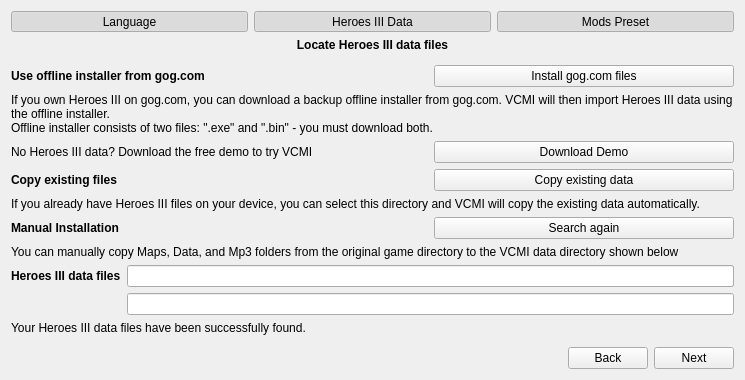
GeorgeK1ng/vcmi, file launcher/firstLaunch/firstlaunch_moc.ui: the form before one commit.
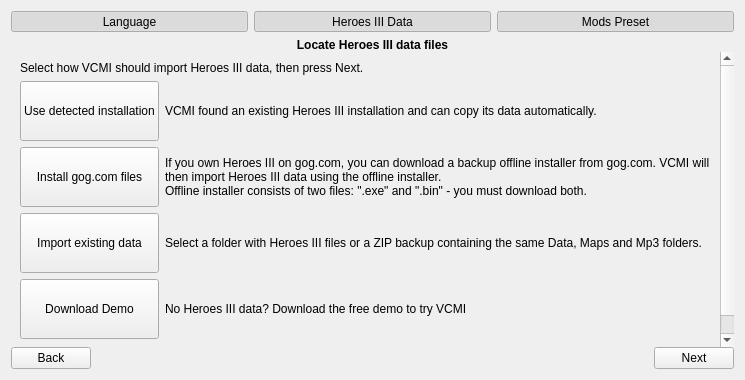
The form after the commit. Icons and pictures are not drawn.

Commit message: Skip ZIP directory entries during first-launch import

```diff
--- a/launcher/firstLaunch/firstlaunch_moc.ui
+++ b/launcher/firstLaunch/firstlaunch_moc.ui
@@ -271,258 +271,165 @@
         </spacer>
        </item>
        <item>
-        <layout class="QGridLayout" name="gridLayout" columnstretch="1,0,0">
+        <widget class="QScrollArea" name="scrollAreaDataOptions">
+         <property name="frameShape">
+          <enum>QFrame::NoFrame</enum>
+         </property>
+         <property name="widgetResizable">
+          <bool>true</bool>
+         </property>
+         <widget class="QWidget" name="scrollAreaDataOptionsContents">
+          <layout class="QGridLayout" name="gridLayout" columnstretch="0,1">
          <property name="spacing">
           <number>6</number>
          </property>
-         <item row="5" column="2">
-          <widget class="QPushButton" name="pushButtonDataCopy">
-           <property name="sizePolicy">
-            <sizepolicy hsizetype="Minimum" vsizetype="Fixed">
-             <horstretch>25</horstretch>
-             <verstretch>0</verstretch>
-            </sizepolicy>
-           </property>
-           <property name="text">
-            <string>Copy existing data</string>
-           </property>
-          </widget>
-         </item>
-         <item row="2" column="0" colspan="2">
-          <widget class="QLabel" name="labelDataGogTitle">
-           <property name="sizePolicy">
-            <sizepolicy hsizetype="Preferred" vsizetype="Preferred">
-             <horstretch>50</horstretch>
-             <verstretch>0</verstretch>
-            </sizepolicy>
-           </property>
-           <property name="font">
-            <font>
-             <bold>true</bold>
-            </font>
-           </property>
-           <property name="text">
-            <string>Use offline installer from gog.com</string>
-           </property>
-          </widget>
-         </item>
-         <item row="8" column="0" colspan="3">
-          <widget class="QLabel" name="labelDataManualDescr">
-           <property name="sizePolicy">
-            <sizepolicy hsizetype="Preferred" vsizetype="Preferred">
-             <horstretch>100</horstretch>
-             <verstretch>0</verstretch>
-            </sizepolicy>
-           </property>
-           <property name="text">
-            <string>You can manually copy Maps, Data, and Mp3 folders from the original game directory to the VCMI data directory shown below</string>
-           </property>
            <property name="alignment">
-            <set>Qt::AlignLeading|Qt::AlignLeft|Qt::AlignTop</set>
+            <set>Qt::AlignTop</set>
            </property>
+           <item row="0" column="0" colspan="2">
+            <widget class="QLabel" name="labelDataOptionsDescr">
+             <property name="text">
+              <string>Select how VCMI should import Heroes III data, then press Next.</string>
+             </property>
            <property name="wordWrap">
             <bool>true</bool>
            </property>
           </widget>
          </item>
-         <item row="2" column="2">
+           <item row="1" column="0">
+            <widget class="QPushButton" name="pushButtonDataDetected">
+             <property name="sizePolicy">
+              <sizepolicy hsizetype="Preferred" vsizetype="Preferred">
+               <horstretch>0</horstretch>
+               <verstretch>0</verstretch>
+              </sizepolicy>
+             </property>
+             <property name="maximumSize">
+              <size><width>16777215</width><height>60</height></size>
+             </property>
+             <property name="minimumSize">
+              <size><width>0</width><height>60</height></size>
+             </property>
+             <property name="text">
+              <string>Use detected installation</string>
+             </property>
+             <property name="checkable">
+              <bool>true</bool>
+             </property>
+            </widget>
+           </item>
+           <item row="1" column="1">
+            <widget class="QLabel" name="labelDataDetectedDescr">
+             <property name="text">
+              <string>VCMI found an existing Heroes III installation and can copy its data automatically.</string>
+             </property>
+             <property name="wordWrap">
+              <bool>true</bool>
+             </property>
+            </widget>
+           </item>
+           <item row="2" column="0">
           <widget class="QPushButton" name="pushButtonGogInstall">
            <property name="sizePolicy">
-            <sizepolicy hsizetype="Minimum" vsizetype="Fixed">
-             <horstretch>25</horstretch>
+              <sizepolicy hsizetype="Preferred" vsizetype="Preferred">
+               <horstretch>0</horstretch>
              <verstretch>0</verstretch>
             </sizepolicy>
            </property>
+             <property name="maximumSize">
+              <size><width>16777215</width><height>60</height></size>
+             </property>
+             <property name="minimumSize">
+              <size><width>0</width><height>60</height></size>
+             </property>
            <property name="text">
             <string>Install gog.com files</string>
            </property>
-          </widget>
-         </item>
-         <item row="7" column="0" colspan="2">
-          <widget class="QLabel" name="labelDataManualTitle">
+             <property name="checkable">
+              <bool>true</bool>
+             </property>
+            </widget>
+           </item>
+           <item row="2" column="1">
+            <widget class="QLabel" name="labelDataGogDescr">
+             <property name="text">
+              <string>If you own Heroes III on gog.com, you can download a backup offline installer from gog.com. VCMI will then import Heroes III data using the offline installer.
+Offline installer consists of two files: &quot;.exe&quot; and &quot;.bin&quot; - you must download both.</string>
+             </property>
+             <property name="textFormat">
+              <enum>Qt::PlainText</enum>
+             </property>
+             <property name="wordWrap">
+              <bool>true</bool>
+             </property>
+            </widget>
+           </item>
+           <item row="3" column="0">
+            <widget class="QPushButton" name="pushButtonDataCopy">
            <property name="sizePolicy">
             <sizepolicy hsizetype="Preferred" vsizetype="Preferred">
-             <horstretch>50</horstretch>
-             <verstretch>0</verstretch>
-            </sizepolicy>
-           </property>
-           <property name="font">
-            <font>
-             <bold>true</bold>
-            </font>
-           </property>
-           <property name="text">
-            <string>Manual Installation</string>
-           </property>
-          </widget>
-         </item>
-         <item row="7" column="2">
-          <widget class="QPushButton" name="pushButtonDataSearch">
-           <property name="sizePolicy">
-            <sizepolicy hsizetype="Minimum" vsizetype="Fixed">
-             <horstretch>25</horstretch>
-             <verstretch>0</verstretch>
-            </sizepolicy>
-           </property>
-           <property name="text">
-            <string>Search again</string>
-           </property>
-          </widget>
-         </item>
-         <item row="9" column="2">
-          <widget class="QProgressBar" name="progressBarGog">
-           <property name="sizePolicy">
-            <sizepolicy hsizetype="Expanding" vsizetype="Minimum">
              <horstretch>0</horstretch>
              <verstretch>0</verstretch>
             </sizepolicy>
            </property>
-           <property name="visible">
-            <bool>false</bool>
-           </property>
-           <property name="maximum">
-            <number>100</number>
-           </property>
-           <property name="value">
-            <number>0</number>
-           </property>
-           <property name="textVisible">
+             <property name="maximumSize">
+              <size><width>16777215</width><height>60</height></size>
+             </property>
+             <property name="minimumSize">
+              <size><width>0</width><height>60</height></size>
+             </property>
+             <property name="text">
+              <string>Import existing data</string>
+             </property>
+             <property name="checkable">
             <bool>true</bool>
            </property>
-           <property name="invertedAppearance">
-            <bool>false</bool>
-           </property>
-           <property name="format">
-            <string>Installing... %p%</string>
-           </property>
-          </widget>
-         </item>
-         <item row="9" column="1" colspan="2">
-          <widget class="QLineEdit" name="lineEditDataUser">
-           <property name="enabled">
-            <bool>true</bool>
-           </property>
-           <property name="sizePolicy">
-            <sizepolicy hsizetype="Expanding" vsizetype="Fixed">
-             <horstretch>50</horstretch>
-             <verstretch>0</verstretch>
-            </sizepolicy>
-           </property>
-           <property name="readOnly">
-            <bool>true</bool>
-           </property>
-          </widget>
-         </item>
-         <item row="6" column="0" colspan="3">
+            </widget>
+           </item>
+           <item row="3" column="1">
           <widget class="QLabel" name="labelDataCopyDescr">
-           <property name="sizePolicy">
-            <sizepolicy hsizetype="Preferred" vsizetype="Preferred">
-             <horstretch>100</horstretch>
-             <verstretch>0</verstretch>
-            </sizepolicy>
-           </property>
            <property name="text">
-            <string>If you already have Heroes III files on your device, you can select this directory and VCMI will copy the existing data automatically.</string>
-           </property>
-           <property name="alignment">
-            <set>Qt::AlignLeading|Qt::AlignLeft|Qt::AlignTop</set>
-           </property>
+              <string>Select a folder with Heroes III files or a ZIP backup containing the same Data, Maps and Mp3 folders.</string>
+             </property>
            <property name="wordWrap">
             <bool>true</bool>
            </property>
           </widget>
          </item>
-         <item row="9" column="0">
-          <widget class="QLabel" name="labelDataFiles">
-           <property name="sizePolicy">
-            <sizepolicy hsizetype="Preferred" vsizetype="Preferred">
-             <horstretch>50</horstretch>
-             <verstretch>0</verstretch>
-            </sizepolicy>
-           </property>
-           <property name="font">
-            <font>
-             <weight>75</weight>
-             <bold>true</bold>
-            </font>
-           </property>
-           <property name="text">
-            <string>Heroes III data files</string>
-           </property>
-          </widget>
-         </item>
-         <item row="5" column="0">
-          <widget class="QLabel" name="labelDataCopyTitle">
-           <property name="sizePolicy">
-            <sizepolicy hsizetype="Preferred" vsizetype="Preferred">
-             <horstretch>50</horstretch>
-             <verstretch>0</verstretch>
-            </sizepolicy>
-           </property>
-           <property name="font">
-            <font>
-             <weight>75</weight>
-             <bold>true</bold>
-            </font>
-           </property>
-           <property name="text">
-            <string>Copy existing files</string>
-           </property>
-          </widget>
-         </item>
-         <item row="4" column="0" colspan="2">
-          <widget class="QLabel" name="labelDataDemoDescr">
-           <property name="sizePolicy">
-            <sizepolicy hsizetype="Preferred" vsizetype="Preferred">
-             <horstretch>100</horstretch>
-             <verstretch>0</verstretch>
-            </sizepolicy>
-           </property>
-           <property name="text">
-            <string>No Heroes III data? Download the free demo to try VCMI</string>
-           </property>
-           <property name="wordWrap">
-            <bool>true</bool>
-           </property>
-          </widget>
-         </item>
-         <item row="4" column="2">
+           <item row="4" column="0">
           <widget class="QPushButton" name="pushButtonDemo">
            <property name="sizePolicy">
-            <sizepolicy hsizetype="Minimum" vsizetype="Fixed">
-             <horstretch>25</horstretch>
+              <sizepolicy hsizetype="Preferred" vsizetype="Preferred">
+               <horstretch>0</horstretch>
              <verstretch>0</verstretch>
             </sizepolicy>
            </property>
+             <property name="maximumSize">
+              <size><width>16777215</width><height>60</height></size>
+             </property>
+             <property name="minimumSize">
+              <size><width>0</width><height>60</height></size>
+             </property>
            <property name="text">
             <string>Download Demo</string>
            </property>
-          </widget>
-         </item>
-         <item row="10" column="1" colspan="2">
-          <widget class="QLineEdit" name="lineEditDataSystem">
-           <property name="enabled">
-            <bool>true</bool>
-           </property>
-           <property name="sizePolicy">
-            <sizepolicy hsizetype="Expanding" vsizetype="Fixed">
-             <horstretch>50</horstretch>
-             <verstretch>0</verstretch>
-            </sizepolicy>
-           </property>
-           <property name="readOnly">
+             <property name="checkable">
+              <bool>true</bool>
+             </property>
+            </widget>
+           </item>
+           <item row="4" column="1">
+            <widget class="QLabel" name="labelDataDemoDescr">
+             <property name="text">
+              <string>No Heroes III data? Download the free demo to try VCMI</string>
+             </property>
+             <property name="wordWrap">
             <bool>true</bool>
            </property>
           </widget>
          </item>
-         <item row="11" column="0" colspan="3">
+           <item row="6" column="0" colspan="2">
           <widget class="QLabel" name="labelDataFound">
-           <property name="sizePolicy">
-            <sizepolicy hsizetype="Preferred" vsizetype="Preferred">
-             <horstretch>100</horstretch>
-             <verstretch>0</verstretch>
-            </sizepolicy>
-           </property>
            <property name="text">
             <string>Your Heroes III data files have been successfully found.</string>
            </property>
@@ -531,30 +438,9 @@
            </property>
           </widget>
          </item>
-         <item row="3" column="0" colspan="3">
-          <widget class="QLabel" name="labelDataGogDescr">
-           <property name="sizePolicy">
-            <sizepolicy hsizetype="Preferred" vsizetype="Preferred">
-             <horstretch>100</horstretch>
-             <verstretch>0</verstretch>
-            </sizepolicy>
-           </property>
-           <property name="text">
-            <string>If you own Heroes III on gog.com, you can download a backup offline installer from gog.com. VCMI will then import Heroes III data using the offline installer. 
-Offline installer consists of two files: &quot;.exe&quot; and &quot;.bin&quot; - you must download both.</string>
-           </property>
-           <property name="textFormat">
-            <enum>Qt::PlainText</enum>
-           </property>
-           <property name="alignment">
-            <set>Qt::AlignLeading|Qt::AlignLeft|Qt::AlignTop</set>
-           </property>
-           <property name="wordWrap">
-            <bool>true</bool>
-           </property>
-          </widget>
-         </item>
-        </layout>
+          </layout>
+         </widget>
+        </widget>
        </item>
        <item>
         <spacer name="verticalSpacer_4">
@@ -574,6 +460,13 @@
          <property name="spacing">
           <number>6</number>
          </property>
+         <item>
+          <widget class="QPushButton" name="pushButtonDataBack">
+           <property name="text">
+            <string>Back</string>
+           </property>
+          </widget>
+         </item>
          <item>
           <spacer name="horizontalSpacer_4">
            <property name="orientation">
@@ -590,13 +483,6 @@
            </property>
           </spacer>
          </item>
-         <item>
-          <widget class="QPushButton" name="pushButtonDataBack">
-           <property name="text">
-            <string>Back</string>
-           </property>
-          </widget>
-         </item>
          <item>
           <widget class="QPushButton" name="pushButtonDataNext">
            <property name="text">
```
Left out of the diff: 71 changed lines with no effect on the pictures. Lines whose indentation alone changed are shown as unchanged. The commit also changes 3 other files.
